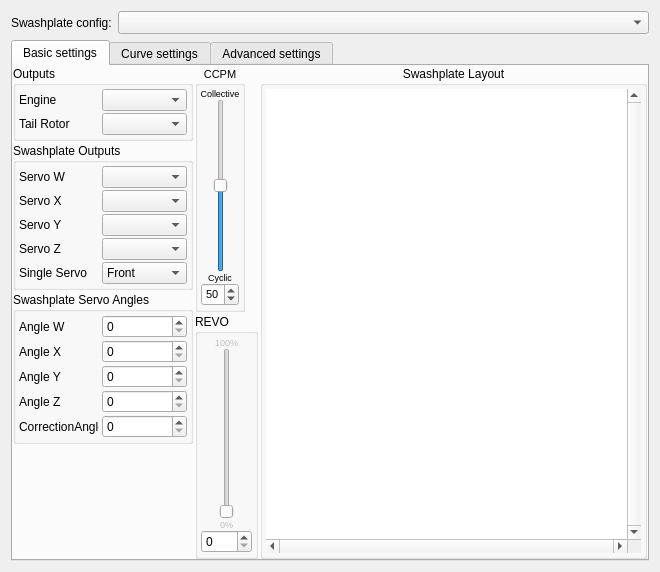
Above: ground/src/plugins/config/ccpm.ui from openpilot/OpenPilot before the change. Below: the same form after it.
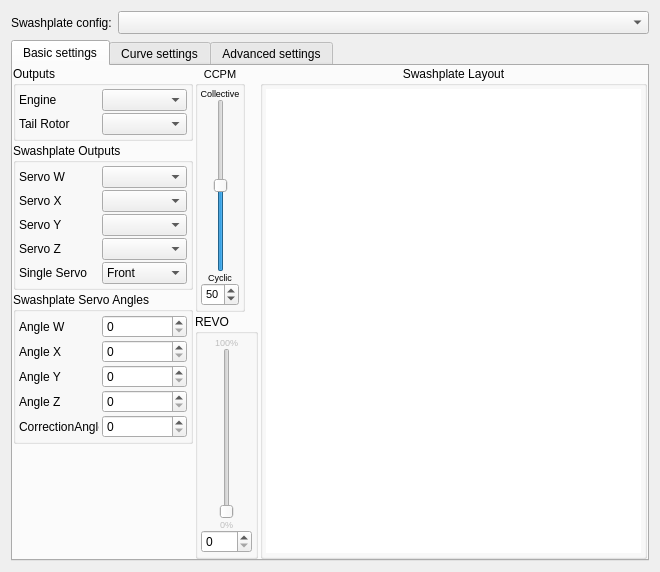
That is the form after the change. Custom widgets are drawn as their Qt base class.

Patch:
```diff
--- a/ground/src/plugins/config/ccpm.ui
+++ b/ground/src/plugins/config/ccpm.ui
@@ -1228,10 +1228,10 @@
                     <number>0</number>
                    </property>
                    <property name="verticalScrollBarPolicy">
-                    <enum>Qt::ScrollBarAlwaysOn</enum>
+                    <enum>Qt::ScrollBarAlwaysOff</enum>
                    </property>
                    <property name="horizontalScrollBarPolicy">
-                    <enum>Qt::ScrollBarAlwaysOn</enum>
+                    <enum>Qt::ScrollBarAlwaysOff</enum>
                    </property>
                    <property name="backgroundBrush">
                     <brush brushstyle="SolidPattern">
```
Left out of the diff: 18 changed lines with no effect on the pictures.
